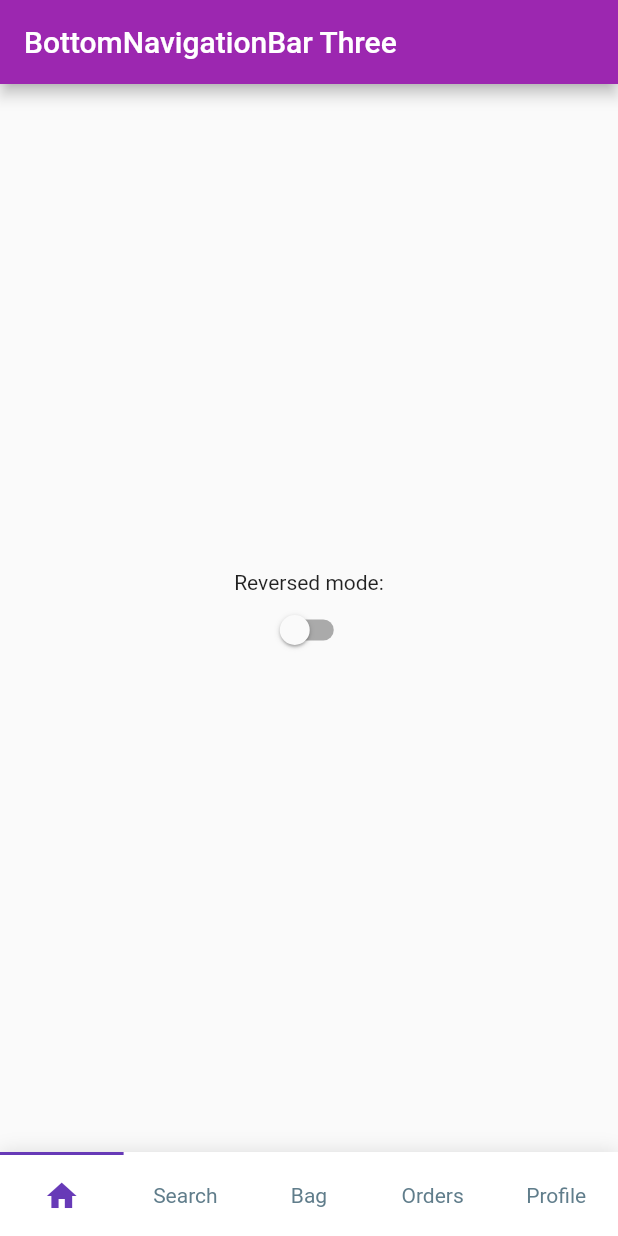
After one commit to Mufaddal5253110/flutter_bottom_navigation_bar, a Flutter app: the screen it shows after launch, on a phone screen of 412 x 824 dp. The commit adds this screen. Run offline on Flutter 3.47's test engine with Material 2 defaults, Android fonts, the phone set to English and light mode, and no system bars; drawn by our look-alikes of titled_navigation_bar; missing offline and left inert: ff_navigation_bar.

Commit message:
bottom_navigation_bar_3_added

```diff
--- /dev/null
+++ b/lib/bottom_3.dart
@@ -0,0 +1,50 @@
+import 'package:flutter/material.dart';
+import 'package:titled_navigation_bar/titled_navigation_bar.dart';
+
+class BottomNavThree extends StatefulWidget {
+  @override
+  State createState() => _BottomNavThreeState();
+}
+
+class _BottomNavThreeState extends State<BottomNavThree> {
+  final List<TitledNavigationBarItem> items = [
+    TitledNavigationBarItem(title: Text('Home'), icon: Icons.home),
+    TitledNavigationBarItem(title: Text('Search'), icon: Icons.search),
+    TitledNavigationBarItem(title: Text('Bag'), icon: Icons.card_travel),
+    TitledNavigationBarItem(title: Text('Orders'), icon: Icons.shopping_cart),
+    TitledNavigationBarItem(title: Text('Profile'), icon: Icons.person_outline),
+  ];
+
+  bool navBarMode = false;
+
+  @override
+  Widget build(BuildContext context) {
+    return Scaffold(
+      appBar: AppBar(
+        title: Text("BottomNavigationBar Three"),
+      ),
+      body: Center(
+        child: Column(
+          mainAxisSize: MainAxisSize.min,
+          children: <Widget>[
+            Text("Reversed mode:"),
+            Switch(
+              value: navBarMode,
+              onChanged: (v) {
+                setState(() => navBarMode = v);
+              },
+            ),
+          ],
+        ),
+      ),
+      bottomNavigationBar: TitledBottomNavigationBar(
+        onTap: (index) => print("Selected Index: $index"),
+        reverse: navBarMode,
+        curve: Curves.easeInBack,
+        items: items,
+        activeColor: Colors.deepPurple,
+        inactiveColor: Colors.blueGrey,
+      ),
+    );
+  }
+}
--- a/lib/main.dart
+++ b/lib/main.dart
@@ -1,6 +1,7 @@
 import 'package:flutter/material.dart';
 //import 'package:flutter_bottom_naviation_bar/bottom_1.dart';
-import 'package:flutter_bottom_naviation_bar/bottom_2.dart';
+// import 'package:flutter_bottom_naviation_bar/bottom_2.dart';
+import 'package:flutter_bottom_naviation_bar/bottom_3.dart';
 
 void main() {
   runApp(MyApp());
@@ -15,7 +16,7 @@ class MyApp extends StatelessWidget {
       theme: ThemeData(
         primarySwatch: Colors.purple,
       ),
-      home: BottomNavTwo(),
+      home: BottomNavThree(),
     );
   }
 }
```
